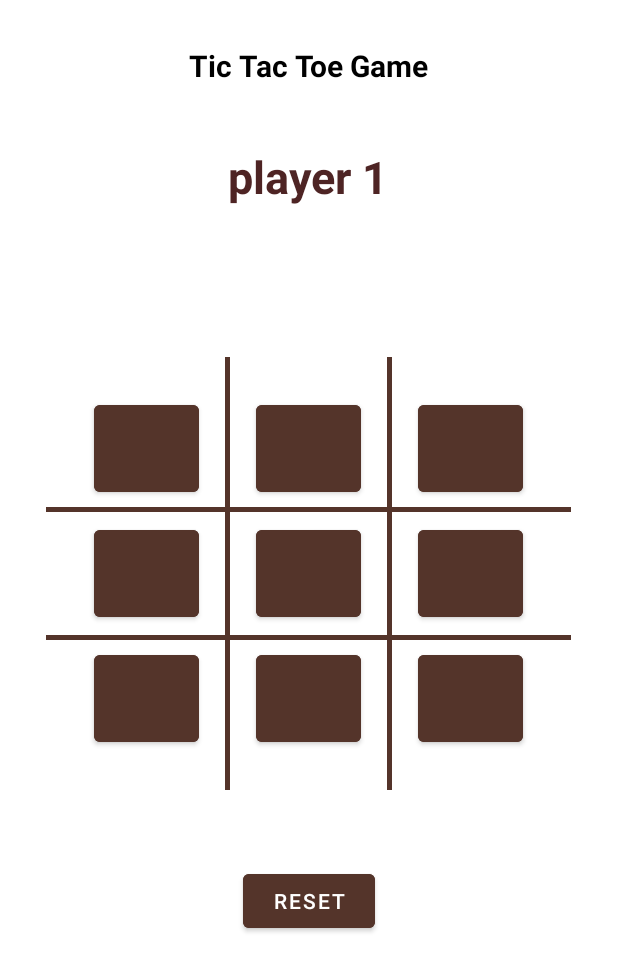
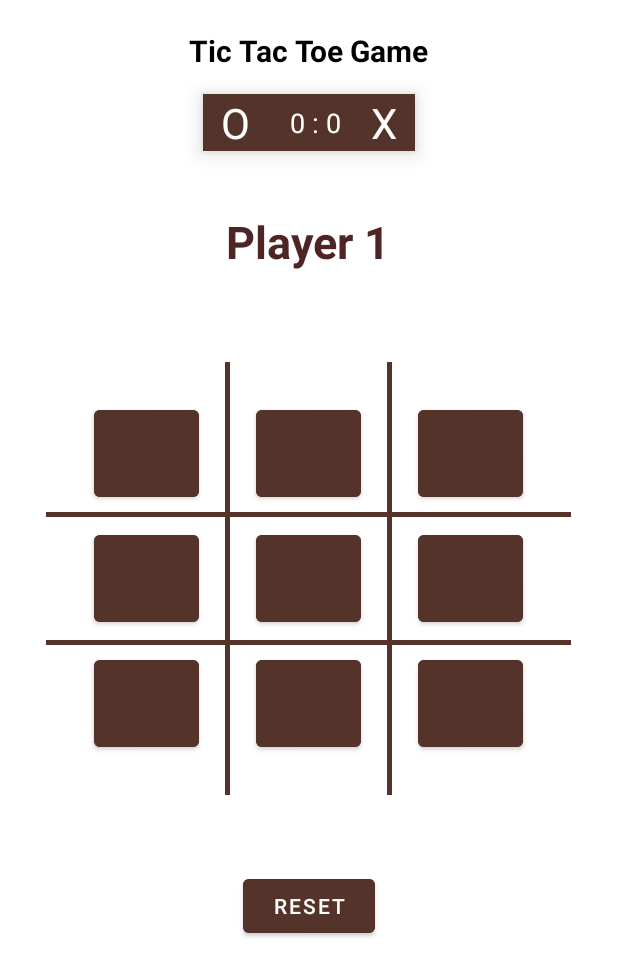
Before and after one commit to YasinZeighami/Simple-Tic-Tac-Toe, an Android app: the layout activity_main.xml on its own in the app's theme, with its tools: preview values and no code run, on a phone screen of 412 x 824 dp. Shown: the top 976 px of the screen. Run offline under Robolectric (Android 15) with nearby library versions, the phone set to English and light mode, and no system bars.

Commit message:
Show Results

```diff
--- a/app/src/main/res/layout/activity_main.xml
+++ b/app/src/main/res/layout/activity_main.xml
@@ -16,7 +16,7 @@
 
             android:layout_width="match_parent"
             android:layout_height="wrap_content"
-            android:layout_marginTop="30dp"
+            android:layout_marginTop="20dp"
             android:orientation="vertical">
 
             <TextView
@@ -29,6 +29,61 @@
                 android:textSize="20sp"
                 android:textStyle="bold" />
 
+            <TableRow
+
+                android:elevation="8dp"
+                android:paddingEnd="12dp"
+                android:paddingStart="12dp"
+                android:background="#54342A"
+                android:layout_marginTop="15dp"
+                android:layout_gravity="center"
+                android:layout_width="wrap_content"
+                android:layout_height="wrap_content">
+
+                <TextView
+                    android:textColor="@color/white"
+                    android:layout_marginRight="20dp"
+                    android:textSize="28sp"
+                    android:layout_gravity="center"
+                    android:text="O "
+                    android:layout_width="wrap_content"
+                    android:layout_height="wrap_content" />
+
+                <TextView
+                    android:id="@+id/player1Point"
+                    android:layout_width="wrap_content"
+                    android:layout_height="wrap_content"
+                    android:layout_gravity="center"
+                    android:text="0"
+                    android:textColor="@color/white"
+                    android:textSize="18sp" />
+                <TextView
+                    android:textColor="@color/white"
+                    android:textSize="18sp"
+                    android:layout_gravity="center"
+                    android:text=" : "
+                    android:layout_width="wrap_content"
+                    android:layout_height="wrap_content" />
+
+                <TextView
+                    android:id="@+id/player2Point"
+                    android:textColor="@color/white"
+                    android:textSize="18sp"
+                    android:layout_gravity="center"
+                    android:text="0"
+                    android:layout_width="wrap_content"
+                    android:layout_height="wrap_content" />
+                <TextView
+                    android:textColor="@color/white"
+                    android:layout_marginLeft="20dp"
+                    android:textSize="28sp"
+                    android:layout_gravity="center"
+                    android:text="X"
+                    android:layout_width="wrap_content"
+                    android:layout_height="wrap_content" />
+
+            </TableRow>
+
             <TextView
                 android:id="@+id/statePlayer"
                 android:layout_width="wrap_content"
@@ -39,7 +94,7 @@
                 android:textColor="#4E2424"
                 android:textSize="30sp"
                 android:textStyle="bold"
-                tools:text="player 1" />
+                tools:text="Player 1" />
 
 
             <TableRow
@@ -47,14 +102,14 @@
                 android:layout_width="wrap_content"
                 android:layout_height="100dp"
                 android:layout_gravity="center"
-                android:layout_marginTop="100dp">
+                android:layout_marginTop="60dp">
 
                 <Button
-                    android:layout_marginStart="10dp"
                     android:id="@+id/box1"
                     android:layout_width="70dp"
                     android:layout_height="70dp"
                     android:layout_gravity="bottom"
+                    android:layout_marginStart="10dp"
                     android:layout_marginEnd="15dp"
                     android:layout_marginBottom="2dp"
                     android:backgroundTint="#54342A"
@@ -62,10 +117,10 @@
                     android:textSize="30sp" />
 
                 <View
-                    android:layout_marginEnd="2dp"
                     android:layout_width="3dp"
                     android:layout_height="fill_parent"
                     android:layout_marginStart="2dp"
+                    android:layout_marginEnd="2dp"
                     android:background="#54342A" />
 
                 <Button
@@ -81,10 +136,10 @@
                     android:textSize="30sp" />
 
                 <View
-                    android:layout_marginEnd="2dp"
                     android:layout_width="3dp"
                     android:layout_height="fill_parent"
                     android:layout_marginStart="2dp"
+                    android:layout_marginEnd="2dp"
                     android:background="#54342A" />
 
                 <Button
@@ -115,10 +170,10 @@
                 android:layout_gravity="center">
 
                 <Button
-                    android:layout_marginStart="10dp"
                     android:id="@+id/box4"
                     android:layout_width="70dp"
                     android:layout_height="70dp"
+                    android:layout_marginStart="10dp"
                     android:layout_marginTop="6dp"
                     android:layout_marginEnd="15dp"
                     android:layout_marginBottom="6dp"
@@ -127,10 +182,10 @@
                     android:textSize="30sp" />
 
                 <View
-                    android:layout_marginEnd="2dp"
                     android:layout_width="3dp"
                     android:layout_height="fill_parent"
                     android:layout_marginStart="2dp"
+                    android:layout_marginEnd="2dp"
                     android:background="#54342A" />
 
                 <Button
@@ -146,10 +201,10 @@
                     android:textSize="30sp" />
 
                 <View
-                    android:layout_marginEnd="2dp"
                     android:layout_width="3dp"
                     android:layout_height="fill_parent"
                     android:layout_marginStart="2dp"
+                    android:layout_marginEnd="2dp"
                     android:background="#54342A" />
 
                 <Button
@@ -185,10 +240,10 @@
                     android:layout_width="70dp"
                     android:layout_height="70dp"
                     android:layout_gravity="top"
+                    android:layout_marginStart="10dp"
                     android:layout_marginTop="4dp"
                     android:layout_marginEnd="15dp"
                     android:layout_marginBottom="6dp"
-                    android:layout_marginStart="10dp"
                     android:backgroundTint="#54342A"
                     android:textColor="@color/white"
                     android:textSize="30sp" />
@@ -215,10 +270,10 @@
                     android:textSize="30sp" />
 
                 <View
-                    android:layout_marginEnd="2dp"
                     android:layout_width="3dp"
                     android:layout_height="fill_parent"
                     android:layout_marginStart="2dp"
+                    android:layout_marginEnd="2dp"
                     android:background="#54342A" />
 
                 <Button
```
Also changed, not shown: app/src/main/java/com/dailycoding/tictac/MainActivity.kt (+55 -38 lines).
